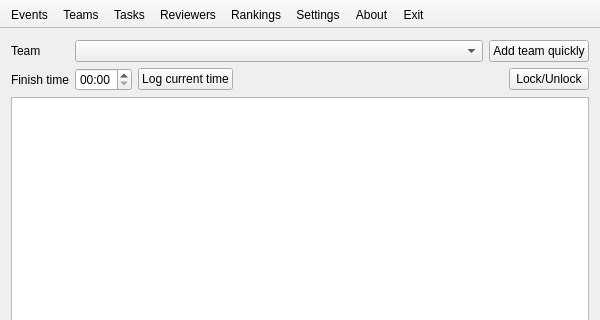
This is gui_main.ui in FrankMamuda/ketoevent as Qt 5 draws it before an edit; both pictures show x 0 to 600 and y 0 to 320 of the 600 by 600 pixel window. The edited form follows.
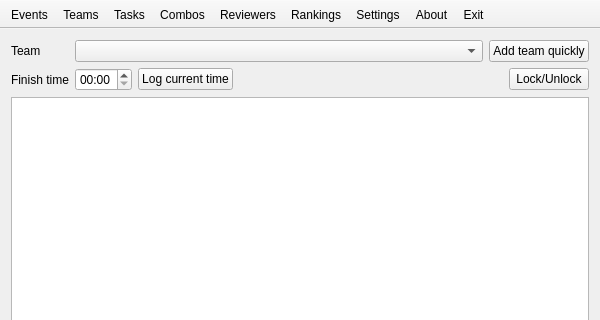
This is the edited form. Icons and pictures are not drawn.

Commit message: advanced combos, unstable

Diff of the .ui file:
```diff
--- a/gui_main.ui
+++ b/gui_main.ui
@@ -216,6 +216,7 @@
    <addaction name="actionEvents"/>
    <addaction name="actionTeams"/>
    <addaction name="actionTasks"/>
+   <addaction name="actionCombos"/>
    <addaction name="actionReviewers"/>
    <addaction name="actionRankings"/>
    <addaction name="actionSettings"/>
@@ -315,6 +316,15 @@
     <string>Events</string>
    </property>
   </action>
+  <action name="actionCombos">
+   <property name="icon">
+    <iconset resource="resources.qrc">
+     <normaloff>:/icons/combos_48</normaloff>:/icons/combos_48</iconset>
+   </property>
+   <property name="text">
+    <string>Combos</string>
+   </property>
+  </action>
  </widget>
  <layoutdefault spacing="6" margin="11"/>
  <resources>
```
The commit also changes 15 other files.
